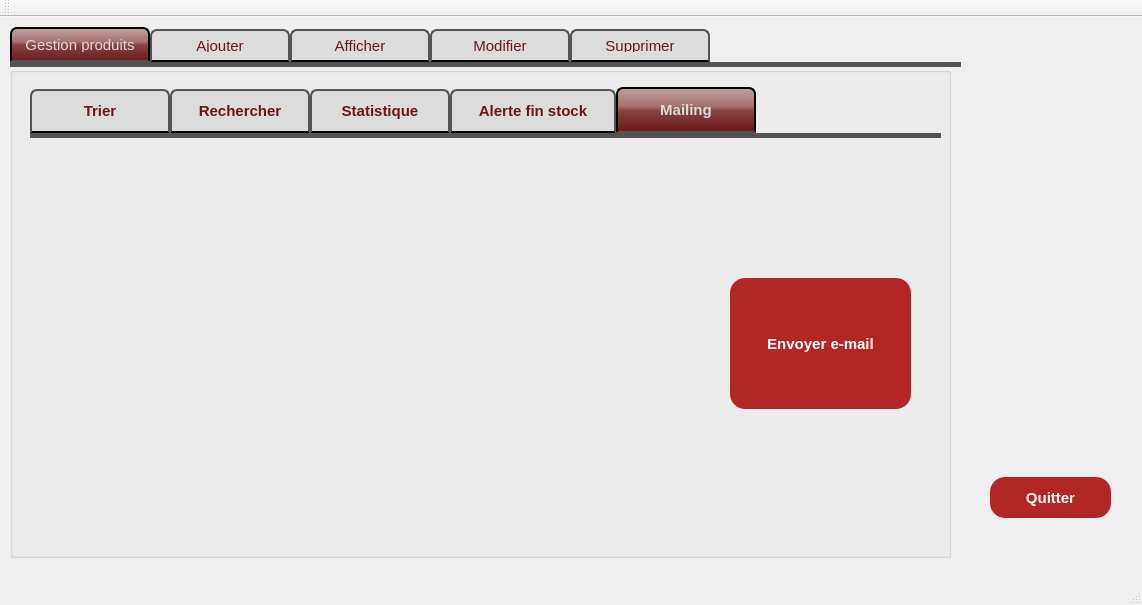
Before: the Qt Designer form mainwindow.ui in anwar448/projet_cpp_2A, drawn with Qt 5.
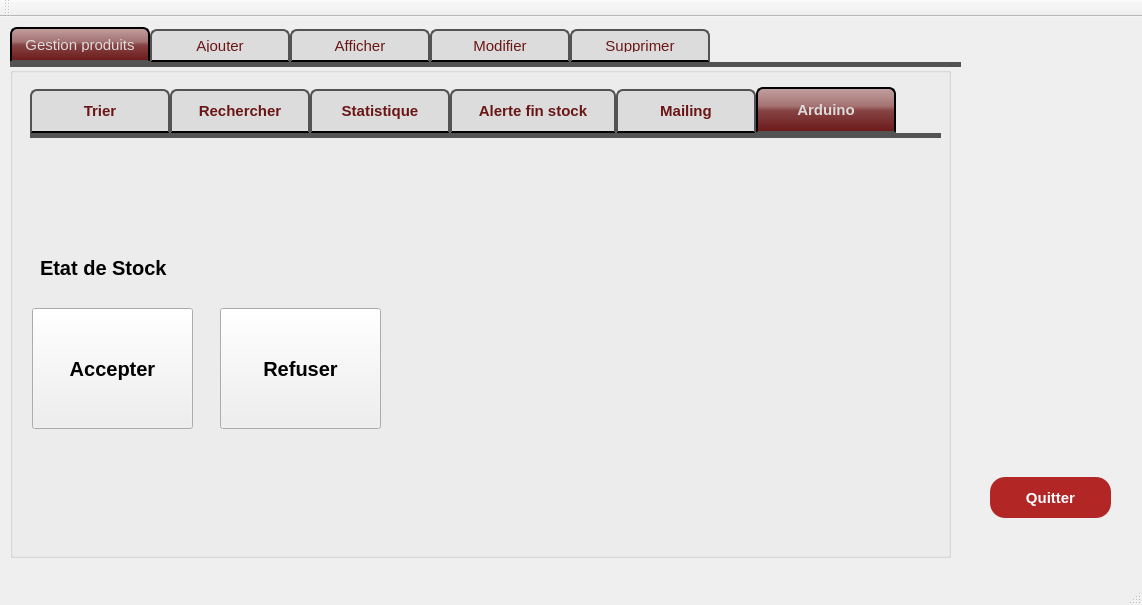
After: the same form once the commit is applied. Custom widgets are drawn as their Qt base class.

Diff of the .ui file:
```diff
--- a/mainwindow.ui
+++ b/mainwindow.ui
@@ -1019,7 +1019,7 @@
         </rect>
        </property>
        <property name="currentIndex">
-        <number>4</number>
+        <number>5</number>
        </property>
        <widget class="QWidget" name="tab_9">
         <attribute name="title">
@@ -1483,6 +1483,63 @@
          </property>
         </widget>
        </widget>
+       <widget class="QWidget" name="tab_11">
+        <attribute name="title">
+         <string>Arduino</string>
+        </attribute>
+        <widget class="QLabel" name="label_2">
+         <property name="geometry">
+          <rect>
+           <x>10</x>
+           <y>120</y>
+           <width>181</width>
+           <height>20</height>
+          </rect>
+         </property>
+         <property name="text">
+          <string>Etat de Stock</string>
+         </property>
+        </widget>
+        <widget class="QLabel" name="label_3">
+         <property name="geometry">
+          <rect>
+           <x>200</x>
+           <y>120</y>
+           <width>151</width>
+           <height>20</height>
+          </rect>
+         </property>
+         <property name="text">
+          <string/>
+         </property>
+        </widget>
+        <widget class="QPushButton" name="pushButton">
+         <property name="geometry">
+          <rect>
+           <x>2</x>
+           <y>170</y>
+           <width>161</width>
+           <height>121</height>
+          </rect>
+         </property>
+         <property name="text">
+          <string>Accepter</string>
+         </property>
+        </widget>
+        <widget class="QPushButton" name="pushButton_2">
+         <property name="geometry">
+          <rect>
+           <x>190</x>
+           <y>170</y>
+           <width>161</width>
+           <height>121</height>
+          </rect>
+         </property>
+         <property name="text">
+          <string>Refuser</string>
+         </property>
+        </widget>
+       </widget>
       </widget>
      </widget>
     </widget>
```
